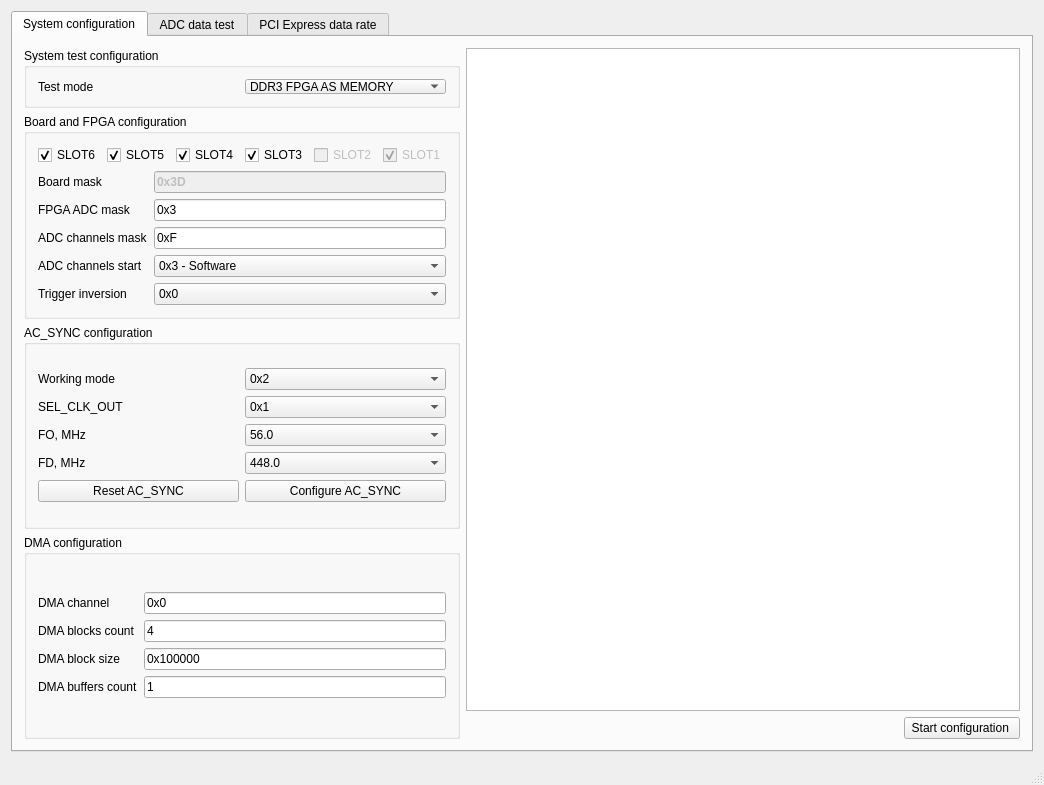
The window that gui/mainwindow.ui (karakozov/mainstream) describes before a commit, drawn with Qt 5.
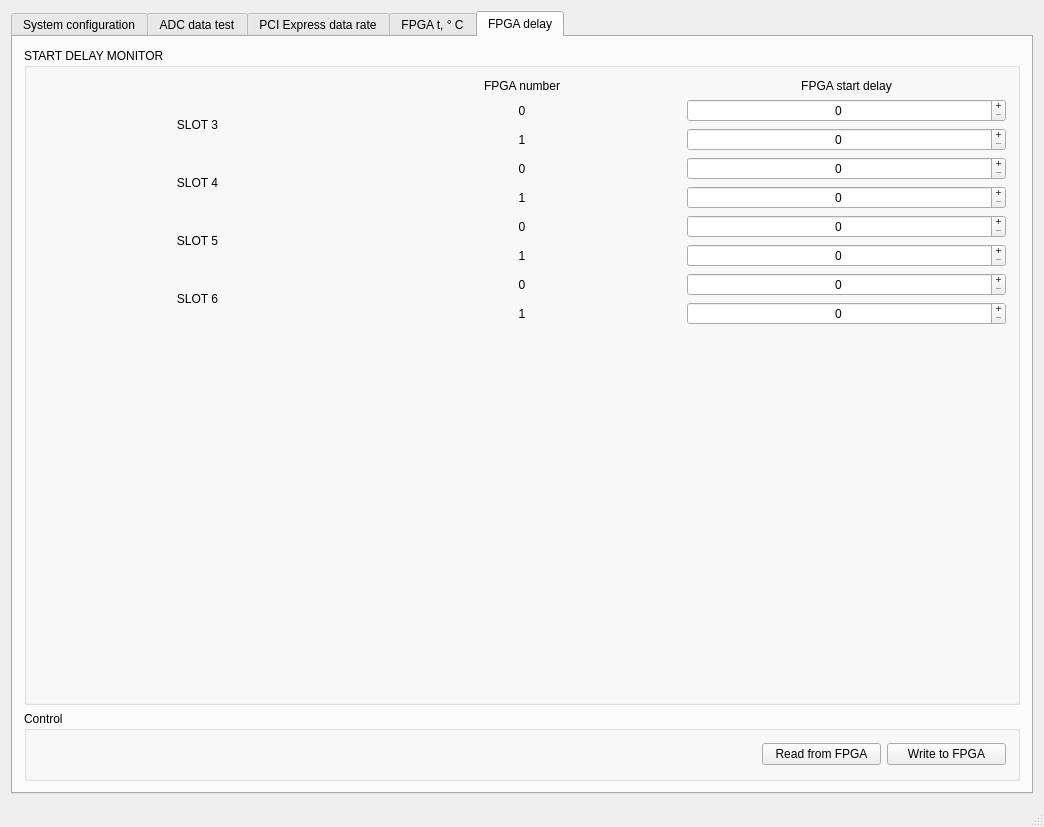
The same window after the commit. The open tabs and pages were chosen to show the change.

Commit message: GUI: qt5 changes. Add FPGA temperature monitor. Add FPGA start delay for ADC channels. Fix error in ADC data receiving. Chnage data file names.

```diff
--- a/gui/mainwindow.ui
+++ b/gui/mainwindow.ui
@@ -7,7 +7,7 @@
     <x>0</x>
     <y>0</y>
     <width>1044</width>
-    <height>785</height>
+    <height>827</height>
    </rect>
   </property>
   <property name="windowTitle">
@@ -18,7 +18,7 @@
     <item row="0" column="0">
      <widget class="QTabWidget" name="tabWidget">
       <property name="currentIndex">
-       <number>1</number>
+       <number>0</number>
       </property>
       <widget class="QWidget" name="tab">
        <attribute name="title">
@@ -39,7 +39,7 @@
             <property name="maximumSize">
              <size>
               <width>16777215</width>
-              <height>60</height>
+              <height>70</height>
              </size>
             </property>
             <property name="font">
@@ -244,12 +244,12 @@
                 <widget class="QComboBox" name="cbAdcStartInversion">
                  <item>
                   <property name="text">
-                   <string>0x0</string>
+                   <string>0x0 - Rising</string>
                   </property>
                  </item>
                  <item>
                   <property name="text">
-                   <string>0x1</string>
+                   <string>0x1 - Falling</string>
                   </property>
                  </item>
                 </widget>
@@ -547,6 +547,143 @@
          </widget>
         </item>
         <item row="2" column="0">
+         <widget class="QGroupBox" name="groupBox_9">
+          <property name="minimumSize">
+           <size>
+            <width>0</width>
+            <height>32</height>
+           </size>
+          </property>
+          <property name="maximumSize">
+           <size>
+            <width>16777215</width>
+            <height>70</height>
+           </size>
+          </property>
+          <property name="title">
+           <string>Control</string>
+          </property>
+          <layout class="QGridLayout" name="gridLayout_19">
+           <item row="0" column="0">
+            <layout class="QHBoxLayout" name="horizontalLayout">
+             <item>
+              <spacer name="horizontalSpacer_3">
+               <property name="orientation">
+                <enum>Qt::Horizontal</enum>
+               </property>
+               <property name="sizeHint" stdset="0">
+                <size>
+                 <width>40</width>
+                 <height>20</height>
+                </size>
+               </property>
+              </spacer>
+             </item>
+             <item>
+              <widget class="QPushButton" name="pbStartAdcTest">
+               <property name="text">
+                <string>Start</string>
+               </property>
+              </widget>
+             </item>
+             <item>
+              <widget class="QPushButton" name="pbStopAdcTest">
+               <property name="text">
+                <string>Stop</string>
+               </property>
+              </widget>
+             </item>
+            </layout>
+           </item>
+          </layout>
+         </widget>
+        </item>
+       </layout>
+      </widget>
+      <widget class="QWidget" name="tab_2">
+       <attribute name="title">
+        <string>PCI Express data rate</string>
+       </attribute>
+       <layout class="QGridLayout" name="gridLayout_11">
+        <item row="2" column="3">
+         <widget class="QLineEdit" name="leUpdateInfoPeriod">
+          <property name="maximumSize">
+           <size>
+            <width>100</width>
+            <height>16777215</height>
+           </size>
+          </property>
+          <property name="text">
+           <string>1000</string>
+          </property>
+         </widget>
+        </item>
+        <item row="2" column="4">
+         <widget class="QPushButton" name="pbStartPcieTest">
+          <property name="text">
+           <string>Start</string>
+          </property>
+         </widget>
+        </item>
+        <item row="2" column="5">
+         <widget class="QPushButton" name="pbStopPcieTest">
+          <property name="text">
+           <string>Stop</string>
+          </property>
+         </widget>
+        </item>
+        <item row="2" column="2">
+         <widget class="QLabel" name="label_14">
+          <property name="text">
+           <string>Update period, ms</string>
+          </property>
+         </widget>
+        </item>
+        <item row="0" column="0" colspan="6">
+         <widget class="QGroupBox" name="groupBox_6">
+          <property name="title">
+           <string>PCIE DATA TRANSFER ERROR COUNTERS</string>
+          </property>
+          <layout class="QGridLayout" name="gridLayout_13">
+           <item row="0" column="0">
+            <widget class="QTableWidget" name="tableError"/>
+           </item>
+          </layout>
+         </widget>
+        </item>
+        <item row="1" column="0" colspan="6">
+         <widget class="QGroupBox" name="groupBox_5">
+          <property name="title">
+           <string>PCIE DATA TRANSFER RATE, MB/s</string>
+          </property>
+          <layout class="QGridLayout" name="gridLayout_12">
+           <item row="0" column="0">
+            <widget class="QTableWidget" name="tableRate"/>
+           </item>
+          </layout>
+         </widget>
+        </item>
+        <item row="2" column="1">
+         <spacer name="horizontalSpacer">
+          <property name="orientation">
+           <enum>Qt::Horizontal</enum>
+          </property>
+          <property name="sizeHint" stdset="0">
+           <size>
+            <width>40</width>
+            <height>20</height>
+           </size>
+          </property>
+         </spacer>
+        </item>
+       </layout>
+      </widget>
+      <widget class="QWidget" name="tab_4">
+       <attribute name="title">
+        <string>FPGA t, ° C</string>
+       </attribute>
+       <layout class="QGridLayout" name="gridLayout_17">
+        <item row="0" column="0">
          <widget class="QGroupBox" name="groupBox_3">
           <property name="title">
            <string>FPGA TEMPERATURE MONITOR</string>
@@ -587,7 +724,7 @@
              <item row="0" column="1">
               <widget class="QLabel" name="label_21">
                <property name="text">
-                <string>FPGA address</string>
+                <string>FPGA number</string>
                </property>
                <property name="alignment">
                 <set>Qt::AlignCenter</set>
@@ -859,14 +996,8 @@
           </layout>
          </widget>
         </item>
-        <item row="3" column="0">
-         <widget class="QGroupBox" name="groupBox_9">
-          <property name="minimumSize">
-           <size>
-            <width>0</width>
-            <height>32</height>
-           </size>
-          </property>
+        <item row="1" column="0">
+         <widget class="QGroupBox" name="groupBox_10">
           <property name="maximumSize">
            <size>
             <width>16777215</width>
@@ -876,146 +1007,375 @@
           <property name="title">
            <string>Control</string>
           </property>
-          <layout class="QGridLayout" name="gridLayout_19">
+          <layout class="QGridLayout" name="gridLayout_20">
+           <item row="0" column="1">
+            <widget class="QPushButton" name="pbFpgaT">
+             <property name="text">
+              <string>FPGA temperature</string>
+             </property>
+            </widget>
+           </item>
+           <item row="0" column="3">
+            <widget class="QLineEdit" name="leUpdateInfoPeriodAdc">
+             <property name="maximumSize">
+              <size>
+               <width>100</width>
+               <height>16777215</height>
+              </size>
+             </property>
+             <property name="text">
+              <string>1000</string>
+             </property>
+            </widget>
+           </item>
+           <item row="0" column="2">
+            <widget class="QLabel" name="label_15">
+             <property name="text">
+              <string>Update period, ms</string>
+             </property>
+            </widget>
+           </item>
            <item row="0" column="0">
-            <layout class="QHBoxLayout" name="horizontalLayout">
-             <item>
-              <widget class="QPushButton" name="pbFpgaT">
-               <property name="text">
-                <string>FPGA temperature</string>
-               </property>
-              </widget>
-             </item>
-             <item>
-              <spacer name="horizontalSpacer_3">
-               <property name="orientation">
-                <enum>Qt::Horizontal</enum>
-               </property>
-               <property name="sizeHint" stdset="0">
-                <size>
-                 <width>40</width>
-                 <height>20</height>
-                </size>
-               </property>
-              </spacer>
-             </item>
-             <item>
-              <widget class="QLabel" name="label_15">
-               <property name="text">
-                <string>Update period, ms</string>
-               </property>
-              </widget>
-             </item>
-             <item>
-              <widget class="QLineEdit" name="leUpdateInfoPeriodAdc">
-               <property name="maximumSize">
-                <size>
-                 <width>100</width>
-                 <height>16777215</height>
-                </size>
-               </property>
-               <property name="text">
-                <string>1000</string>
-               </property>
-              </widget>
-             </item>
-             <item>
-              <widget class="QPushButton" name="pbStartAdcTest">
-               <property name="text">
-                <string>Start</string>
-               </property>
-              </widget>
-             </item>
-             <item>
-              <widget class="QPushButton" name="pbStopAdcTest">
-               <property name="text">
-                <string>Stop</string>
-               </property>
-              </widget>
-             </item>
-            </layout>
+            <spacer name="horizontalSpacer_4">
+             <property name="orientation">
+              <enum>Qt::Horizontal</enum>
+             </property>
+             <property name="sizeHint" stdset="0">
+              <size>
+               <width>40</width>
+               <height>20</height>
+              </size>
+             </property>
+            </spacer>
            </item>
           </layout>
          </widget>
         </item>
        </layout>
       </widget>
-      <widget class="QWidget" name="tab_2">
+      <widget class="QWidget" name="tab_5">
        <attribute name="title">
-        <string>PCI Express data rate</string>
+        <string>FPGA delay</string>
        </attribute>
-       <layout class="QGridLayout" name="gridLayout_11">
-        <item row="2" column="3">
-         <widget class="QLineEdit" name="leUpdateInfoPeriod">
+       <layout class="QGridLayout" name="gridLayout_22">
+        <item row="0" column="0">
+         <widget class="QGroupBox" name="groupBox_11">
+          <property name="title">
+           <string>START DELAY MONITOR</string>
+          </property>
+          <layout class="QGridLayout" name="gridLayout_23">
+           <item row="0" column="0">
+            <layout class="QGridLayout" name="gridLayout_21">
+             <item row="1" column="2">
+              <widget class="QSpinBox" name="spbDelay30">
+               <property name="alignment">
+                <set>Qt::AlignCenter</set>
+               </property>
+               <property name="buttonSymbols">
+                <enum>QAbstractSpinBox::PlusMinus</enum>
+               </property>
+               <property name="maximum">
+                <number>31</number>
+               </property>
+              </widget>
+             </item>
+             <item row="5" column="1">
+              <widget class="QLabel" name="lb_fpgaName4_2">
+               <property name="text">
+                <string>0</string>
+               </property>
+               <property name="alignment">
+                <set>Qt::AlignCenter</set>
+               </property>
+              </widget>
+             </item>
+             <item row="3" column="1">
+              <widget class="QLabel" name="lb_fpgaName2_2">
+               <property name="text">
+                <string>0</string>
+               </property>
+               <property name="alignment">
+                <set>Qt::AlignCenter</set>
+               </property>
+              </widget>
+             </item>
+             <item row="3" column="0" rowspan="2">
+              <widget class="QLabel" name="label_42">
+               <property name="text">
+                <string>SLOT 4</string>
+               </property>
+               <property name="alignment">
+                <set>Qt::AlignCenter</set>
+               </property>
+              </widget>
+             </item>
+             <item row="6" column="1">
+              <widget class="QLabel" name="label_35">
+               <property name="text">
+                <string>1</string>
+               </property>
+               <property name="alignment">
+                <set>Qt::AlignCenter</set>
+               </property>
+              </widget>
+             </item>
+             <item row="7" column="1">
+              <widget class="QLabel" name="label_36">
+               <property name="text">
+                <string>0</string>
+               </property>
+               <property name="alignment">
+                <set>Qt::AlignCenter</set>
+               </property>
+              </widget>
+             </item>
+             <item row="8" column="1">
+              <widget class="QLabel" name="label_37">
+               <property name="text">
+                <string>1</string>
+               </property>
+               <property name="alignment">
+                <set>Qt::AlignCenter</set>
+               </property>
+              </widget>
+             </item>
+             <item row="5" column="0" rowspan="2">
+              <widget class="QLabel" name="label_41">
+               <property name="text">
+                <string>SLOT 5</string>
+               </property>
+               <property name="alignment">
+                <set>Qt::AlignCenter</set>
+               </property>
+              </widget>
+             </item>
+             <item row="1" column="0" rowspan="2">
+              <widget class="QLabel" name="label_30">
+               <property name="text">
+                <string>SLOT 3</string>
+               </property>
+               <property name="alignment">
+                <set>Qt::AlignCenter</set>
+               </property>
+              </widget>
+             </item>
+             <item row="7" column="0" rowspan="2">
+              <widget class="QLabel" name="label_40">
+               <property name="text">
+                <string>SLOT 6</string>
+               </property>
+               <property name="alignment">
+                <set>Qt::AlignCenter</set>
+               </property>
+              </widget>
+             </item>
+             <item row="1" column="1">
+              <widget class="QLabel" name="lb_fpgaName0_2">
+               <property name="text">
+                <string>0</string>
+               </property>
+               <property name="alignment">
+                <set>Qt::AlignCenter</set>
+               </property>
+              </widget>
+             </item>
+             <item row="2" column="1">
+              <widget class="QLabel" name="lb_fpgaName1_2">
+               <property name="text">
+                <string>1</string>
+               </property>
+               <property name="alignment">
+                <set>Qt::AlignCenter</set>
+               </property>
+              </widget>
+             </item>
+             <item row="4" column="1">
+              <widget class="QLabel" name="lb_fpgaName3_2">
+               <property name="text">
+                <string>1</string>
+               </property>
+               <property name="alignment">
+                <set>Qt::AlignCenter</set>
+               </property>
+              </widget>
+             </item>
+             <item row="0" column="1">
+              <widget class="QLabel" name="label_33">
+               <property name="text">
+                <string>FPGA number</string>
+               </property>
+               <property name="alignment">
+                <set>Qt::AlignCenter</set>
+               </property>
+              </widget>
+             </item>
+             <item row="0" column="2">
+              <widget class="QLabel" name="label_34">
+               <property name="text">
+                <string>FPGA start delay</string>
+               </property>
+               <property name="alignment">
+                <set>Qt::AlignCenter</set>
+               </property>
+              </widget>
+             </item>
+             <item row="2" column="2">
+              <widget class="QSpinBox" name="spbDelay31">
+               <property name="alignment">
+                <set>Qt::AlignCenter</set>
+               </property>
+               <property name="buttonSymbols">
+                <enum>QAbstractSpinBox::PlusMinus</enum>
+               </property>
+               <property name="maximum">
+                <number>31</number>
+               </property>
+              </widget>
+             </item>
+             <item row="3" column="2">
+              <widget class="QSpinBox" name="spbDelay40">
+               <property name="alignment">
+                <set>Qt::AlignCenter</set>
+               </property>
+               <property name="buttonSymbols">
+                <enum>QAbstractSpinBox::PlusMinus</enum>
+               </property>
+               <property name="maximum">
+                <number>31</number>
+               </property>
+              </widget>
+             </item>
+             <item row="4" column="2">
+              <widget class="QSpinBox" name="spbDelay41">
+               <property name="alignment">
+                <set>Qt::AlignCenter</set>
+               </property>
+               <property name="buttonSymbols">
+                <enum>QAbstractSpinBox::PlusMinus</enum>
+               </property>
+               <property name="maximum">
+                <number>31</number>
+               </property>
+              </widget>
+             </item>
+             <item row="5" column="2">
+              <widget class="QSpinBox" name="spbDelay50">
+               <property name="alignment">
+                <set>Qt::AlignCenter</set>
+               </property>
+               <property name="buttonSymbols">
+                <enum>QAbstractSpinBox::PlusMinus</enum>
+               </property>
+               <property name="maximum">
+                <number>31</number>
+               </property>
+              </widget>
+             </item>
+             <item row="6" column="2">
+              <widget class="QSpinBox" name="spbDelay51">
+               <property name="alignment">
+                <set>Qt::AlignCenter</set>
+               </property>
+               <property name="buttonSymbols">
+                <enum>QAbstractSpinBox::PlusMinus</enum>
+               </property>
+               <property name="maximum">
+                <number>31</number>
+               </property>
+              </widget>
+             </item>
+             <item row="7" column="2">
+              <widget class="QSpinBox" name="spbDelay60">
+               <property name="alignment">
+                <set>Qt::AlignCenter</set>
+               </property>
+               <property name="buttonSymbols">
+                <enum>QAbstractSpinBox::PlusMinus</enum>
+               </property>
+               <property name="maximum">
+                <number>31</number>
+               </property>
+              </widget>
+             </item>
+             <item row="8" column="2">
+              <widget class="QSpinBox" name="spbDelay61">
+               <property name="alignment">
+                <set>Qt::AlignCenter</set>
+               </property>
+               <property name="buttonSymbols">
+                <enum>QAbstractSpinBox::PlusMinus</enum>
+               </property>
+               <property name="maximum">
+                <number>31</number>
+               </property>
+              </widget>
+             </item>
+            </layout>
+           </item>
+           <item row="1" column="0">
+            <spacer name="verticalSpacer">
+             <property name="orientation">
+              <enum>Qt::Vertical</enum>
+             </property>
+             <property name="sizeHint" stdset="0">
+              <size>
+               <width>20</width>
+               <height>40</height>
+              </size>
+             </property>
+            </spacer>
+           </item>
+          </layout>
+         </widget>
+        </item>
+        <item row="1" column="0">
+         <widget class="QGroupBox" name="groupBox_16">
+          <property name="minimumSize">
+           <size>
+            <width>0</width>
+            <height>70</height>
+           </size>
+          </property>
           <property name="maximumSize">
            <size>
-            <width>100</width>
-            <height>16777215</height>
+            <width>16777215</width>
+            <height>70</height>
            </size>
           </property>
-          <property name="text">
-           <string>1000</string>
-          </property>
-         </widget>
-        </item>
-        <item row="2" column="4">
-         <widget class="QPushButton" name="pbStartPcieTest">
-          <property name="text">
-           <string>Start</string>
-          </property>
-         </widget>
-        </item>
-        <item row="2" column="5">
-         <widget class="QPushButton" name="pbStopPcieTest">
-          <property name="text">
-           <string>Stop</string>
-          </property>
-         </widget>
-        </item>
-        <item row="2" column="2">
-         <widget class="QLabel" name="label_14">
-          <property name="text">
-           <string>Update period, ms</string>
-          </property>
-         </widget>
-        </item>
-        <item row="0" column="0" colspan="6">
-         <widget class="QGroupBox" name="groupBox_6">
           <property name="title">
-           <string>PCIE DATA TRANSFER ERROR COUNTERS</string>
+           <string>Control</string>
           </property>
-          <layout class="QGridLayout" name="gridLayout_13">
-           <item row="0" column="0">
-            <widget class="QTableWidget" name="tableError"/>
+          <layout class="QGridLayout" name="gridLayout_31">
+           <item row="1" column="0" colspan="2">
+            <spacer name="horizontalSpacer_5">
+             <property name="orientation">
+              <enum>Qt::Horizontal</enum>
+             </property>
+             <property name="sizeHint" stdset="0">
+              <size>
+               <width>718</width>
+               <height>20</height>
+              </size>
+             </property>
+            </spacer>
            </item>
-          </layout>
-         </widget>
-        </item>
-        <item row="1" column="0" colspan="6">
-         <widget class="QGroupBox" name="groupBox_5">
-          <property name="title">
-           <string>PCIE DATA TRANSFER RATE, MB/s</string>
-          </property>
-          <layout class="QGridLayout" name="gridLayout_12">
-           <item row="0" column="0">
-            <widget class="QTableWidget" name="tableRate"/>
+           <item row="1" column="3">
+            <widget class="QPushButton" name="pbWriteDelaysToFpga">
+             <property name="text">
+              <string>Write to FPGA</string>
+             </property>
+            </widget>
            </item>
+           <item row="1" column="2">
+            <widget class="QPushButton" name="pbReadDelaysFormFpga">
+             <property name="text">
+              <string>Read from FPGA</string>
+             </property>
+            </widget>
+           </item>
           </layout>
          </widget>
         </item>
-        <item row="2" column="1">
-         <spacer name="horizontalSpacer">
-          <property name="orientation">
-           <enum>Qt::Horizontal</enum>
-          </property>
-          <property name="sizeHint" stdset="0">
-           <size>
-            <width>40</width>
-            <height>20</height>
-           </size>
-          </property>
-         </spacer>
-        </item>
        </layout>
       </widget>
      </widget>
```
The commit also changes 5 other files.
